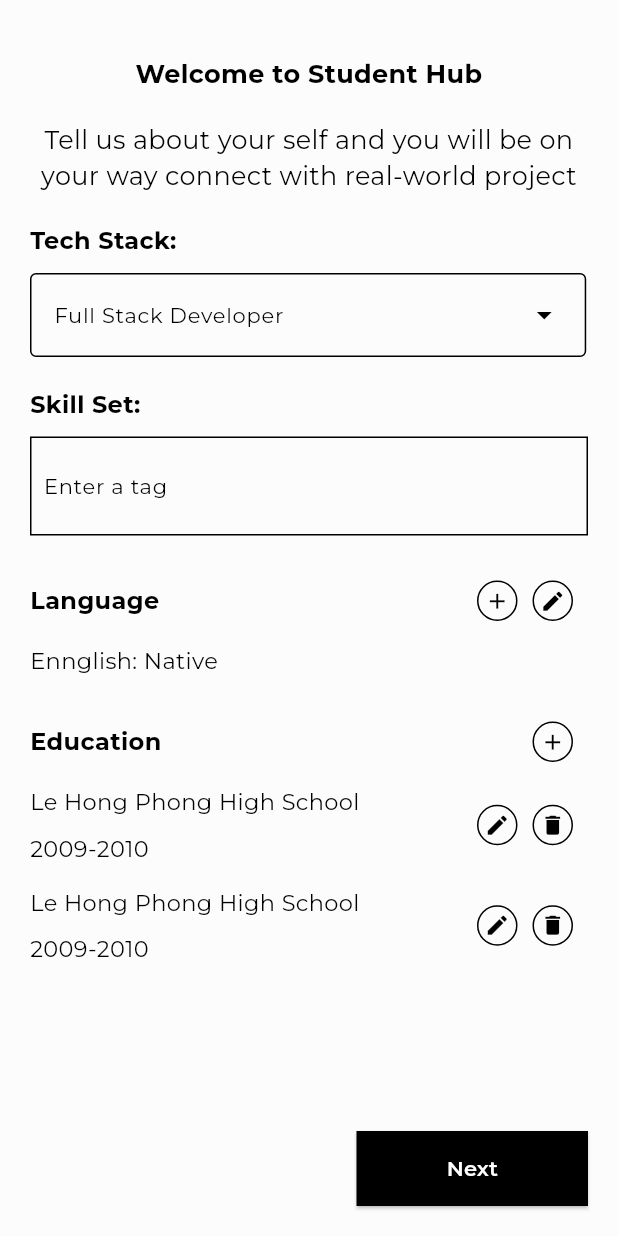
After one commit to rayleigh420/StudentHub, a Flutter app: the ProfileInput1 screen opened directly, on a phone screen of 412 x 824 dp. The commit adds this screen. Run offline on Flutter 3.47's test engine with Material 3 defaults, Android fonts, the phone set to English and light mode, and no system bars; our stand-ins replace another_flushbar, dio, event_bus, flutter_mobx, get_it, google_fonts and 5 more; missing offline and left inert: material_dialog, textfield_tags, xxtea; accounts and stored records are empty; generated files the repository leaves out were written again.

Commit message:
add & fix sth

```diff
--- a/lib/presentation/my_app.dart
+++ b/lib/presentation/my_app.dart
@@ -7,6 +7,7 @@ import 'package:boilerplate/presentation/input_login/input_login.dart';
 import 'package:boilerplate/presentation/login/login.dart';
 import 'package:boilerplate/presentation/login/store/login_store.dart';
 import 'package:boilerplate/presentation/navigations/bottomNavigationBar.dart';
+import 'package:boilerplate/presentation/profile_input/profile_input_1.dart';
 import 'package:boilerplate/presentation/signup/identity_signup/identity_signup.dart';
 import 'package:boilerplate/presentation/signup/input_signup/input_signup.dart';
 import 'package:boilerplate/utils/locale/app_localization.dart';
@@ -36,7 +37,7 @@ class MyApp extends StatelessWidget {
           debugShowCheckedModeBanner: false,
           title: Strings.appName,
           // theme: AppThemeData.darkThemeData,
-          theme: !_themeStore.darkMode
+          theme: _themeStore.darkMode
               ? AppThemeData.darkThemeData
               : AppThemeData.lightThemeData,
           routes: Routes.routes,
--- /dev/null
+++ b/lib/presentation/profile_input/profile_input_1.dart
@@ -0,0 +1,486 @@
+import 'dart:developer';
+
+import 'package:boilerplate/di/service_locator.dart';
+import 'package:boilerplate/presentation/home/store/theme/theme_store.dart';
+import 'package:flutter/cupertino.dart';
+import 'package:flutter/material.dart';
+import 'package:flutter/widgets.dart';
+import 'package:textfield_tags/textfield_tags.dart';
+
+class ProfileInput1 extends StatefulWidget {
+  const ProfileInput1({super.key});
+
+  @override
+  State<ProfileInput1> createState() => _ProfileInput1State();
+}
+
+const List<String> techStacks = <String>[
+  'Full Stack Developer',
+  'Dev Ops',
+  'Flutter Developer',
+  'React Native Developer',
+  'Android Developer',
+  'IOS Developer',
+];
+
+class _ProfileInput1State extends State<ProfileInput1> {
+  String techStacksValue = techStacks.first;
+  final List<String> skillsets = [];
+  final TextEditingController skillSetTextController = TextEditingController();
+  final FocusNode skillSetFocusNode = FocusNode();
+  final ThemeStore _themeStore = getIt<ThemeStore>();
+  Color borderColor = Colors.grey;
+  @override
+  void initState() {
+    super.initState();
+
+    // _themeStore.changeBrightnessToDark(false);
+    if (_themeStore.darkMode) {
+      borderColor = Colors.white;
+    } else {
+      borderColor = Colors.black;
+    }
+  }
+
+  @override
+  void dispose() {
+    super.dispose();
+  }
+
+  @override
+  Widget build(BuildContext context) {
+    return SafeArea(
+        child: Scaffold(
+      resizeToAvoidBottomInset: false,
+      body: Container(
+        padding: const EdgeInsets.all(20.0),
+        child: Column(
+          crossAxisAlignment: CrossAxisAlignment.stretch,
+          children: [
+            const SizedBox(height: 17.0),
+            Text(
+              'Welcome to Student Hub',
+              textAlign: TextAlign.center,
+              style: TextStyle(
+                fontSize: 17,
+                fontWeight: FontWeight.bold,
+              ),
+            ),
+            const SizedBox(height: 20.0),
+            Text(
+              'Tell us about your self and you will be on your way connect with real-world project',
+              textAlign: TextAlign.center,
+              style: TextStyle(
+                fontSize: 17,
+              ),
+            ),
+            const SizedBox(height: 20.0),
+            // const SizedBox(height: 17.0),
+            Text(
+              'Tech Stack:',
+              textAlign: TextAlign.start,
+              style: TextStyle(
+                fontSize: 16,
+                fontWeight: FontWeight.bold,
+              ),
+            ),
+            const SizedBox(height: 10.0),
+            DropdownMenu<String>(
+              onSelected: (value) {
+                setState(() {
+                  techStacksValue = value!;
+                });
+              },
+              width: MediaQuery.of(context).size.width * 0.9,
+              initialSelection: techStacks.first,
+              dropdownMenuEntries: techStacks
+                  .map<DropdownMenuEntry<String>>(
+                      (String value) => DropdownMenuEntry<String>(
+                            value: value,
+                            label: value,
+                          ))
+                  .toList(),
+            ),
+            const SizedBox(height: 20.0),
+            Text(
+              'Skill Set:',
+              textAlign: TextAlign.start,
+              style: TextStyle(
+                fontSize: 16,
+                fontWeight: FontWeight.bold,
+              ),
+            ),
+            const SizedBox(height: 10.0),
+            buildSkillsetSection(context),
+            const SizedBox(height: 30),
+            buildLanguage(context),
+            const SizedBox(height: 30),
+            buildEducation(context),
+            buildNext(context),
+            // Container(
+            //   height: 500,
+            //   decoration: BoxDecoration(
+            //     border: Border.all(
+            //       color: Colors.grey,
+            //       width: 1,
+            //     ),
+            //   ),
+            // ),
+          ],
+        ),
+      ),
+    ));
+  }
+
+  void addSkillSet() {
+    final newSkillSet = skillSetTextController.text.trim();
+    if (newSkillSet.isNotEmpty && !skillsets.contains(newSkillSet)) {
+      setState(() {
+        skillsets.add(newSkillSet);
+      });
+      skillSetTextController.clear();
+      skillSetFocusNode.requestFocus();
+    }
+  }
+
+  void _removeTag(int index) {
+    setState(() {
+      skillsets.removeAt(index);
+    });
+  }
+
+  Widget buildTags(BuildContext context) {
+    return Row(
+      children: [
+        Wrap(
+          spacing: 8.0,
+          runSpacing: 8.0,
+          children: List<Widget>.generate(
+            skillsets.length,
+            (i) => buildSkillsetItem(context, i),
+          ),
+        ),
+      ],
+    );
+  }
+
+  Widget buildSkillsetSection(BuildContext context) {
+    return Container(
+      padding: const EdgeInsets.all(8.0),
+      decoration: BoxDecoration(
+        border: Border.all(
+          color: borderColor,
+          width: 1,
+        ),
+      ),
+      child: Column(
+        children: [
+          Wrap(
+            children: [
+              for (int i = 0; i < skillsets.length; i++)
+                Padding(
+                  padding: const EdgeInsets.symmetric(horizontal: 4.0),
+                  child: Chip(
+                    label: Text(skillsets[i]),
+                    deleteIcon: Icon(
+                      Icons.close,
+                      size: 15,
+                    ),
+                    onDeleted: () => _removeTag(i),
+                  ),
+                ),
+              Row(
+                children: [
+                  Expanded(
+                    child: TextField(
+                      focusNode: skillSetFocusNode,
+                      onTapOutside: (event) {
+                        FocusScope.of(context).unfocus();
+                      },
+                      controller: skillSetTextController,
+                      decoration: InputDecoration(
+                        border: InputBorder.none,
+                        hintText: 'Enter a tag',
+                      ),
+                      onSubmitted: (_) {
+                        addSkillSet();
+                      },
+                    ),
+                  ),
+                ],
+              ),
+            ],
+          )
+        ],
+      ),
+    );
+  }
+
+  Widget buildSkillsetItem(BuildContext context, int i) {
+    return Padding(
+      padding: const EdgeInsets.symmetric(horizontal: 4.0),
+      child: Chip(
+        label: Text(skillsets[i]),
+        deleteIcon: Icon(Icons.close),
+        onDeleted: () => _removeTag(i),
+      ),
+    );
+  }
+
+  Widget buildLanguage(BuildContext) {
+    return Column(
+      crossAxisAlignment: CrossAxisAlignment.start,
+      children: [
+        Container(
+          child: Row(
+            crossAxisAlignment: CrossAxisAlignment.center,
+            // mainAxisAlignment: MainAxisAlignment.center,
+            children: [
+              Container(
+                width: MediaQuery.of(context).size.width * 0.65,
+                child: Column(
+                  crossAxisAlignment: CrossAxisAlignment.start,
+                  children: [
+                    Text(
+                      "Language",
+                      style: TextStyle(fontWeight: FontWeight.bold),
+                    ),
+                  ],
+                ),
+              ),
+              Expanded(
+                child: Container(
+                  padding: EdgeInsets.only(right: 10),
+                  // width: MediaQuery.of(context).size.width * 0.2,
+                  child: Row(
+                    mainAxisAlignment: MainAxisAlignment.end,
+                    children: [
+                      Container(
+                        decoration: BoxDecoration(
+                          border: Border.all(
+                            color: borderColor,
+                            width: 1,
+                          ),
+                          borderRadius: BorderRadius.circular(100),
+                        ),
+                        padding: const EdgeInsets.all(4.0),
+                        child: Icon(
+                          Icons.add,
+                          size: 17,
+                        ),
+                      ),
+                      const SizedBox(width: 10),
+                      Container(
+                        decoration: BoxDecoration(
+                          border: Border.all(
+                            color: borderColor,
+                            width: 1,
+                          ),
+                          borderRadius: BorderRadius.circular(100),
+                        ),
+                        padding: const EdgeInsets.all(4.0),
+                        child: Icon(
+                          Icons.edit,
+                          size: 17,
+                        ),
+                      ),
+                    ],
+                  ),
+                ),
+              )
+            ],
+          ),
+        ),
+        const SizedBox(height: 16),
+        const Text(
+          'Ennglish: Native',
+          textAlign: TextAlign.start,
+          style: TextStyle(
+            fontSize: 15,
+          ),
+        ),
+      ],
+    );
+  }
+
+  Widget buildEducation(BuildContext context) {
+    return Column(
+      crossAxisAlignment: CrossAxisAlignment.start,
+      children: [
+        Container(
+          child: Row(
+            crossAxisAlignment: CrossAxisAlignment.center,
+            // mainAxisAlignment: MainAxisAlignment.center,
+            children: [
+              Container(
+                width: MediaQuery.of(context).size.width * 0.65,
+                child: Column(
+                  crossAxisAlignment: CrossAxisAlignment.start,
+                  children: [
+                    Text(
+                      "Education",
+                      style: TextStyle(fontWeight: FontWeight.bold),
+                    ),
+                  ],
+                ),
+              ),
+              Expanded(
+                child: Container(
+                  padding: EdgeInsets.only(right: 10),
+                  // width: MediaQuery.of(context).size.width * 0.2,
+                  child: Row(
+                    mainAxisAlignment: MainAxisAlignment.end,
+                    children: [
+                      Container(
+                        decoration: BoxDecoration(
+                          border: Border.all(
+                            color: borderColor,
+                            width: 1,
+                          ),
+                          borderRadius: BorderRadius.circular(100),
+                        ),
+                        padding: const EdgeInsets.all(4.0),
+                        child: Icon(
+                          Icons.add,
+                          size: 17,
+                          weight: 100,
+                        ),
+                      ),
+                    ],
+                  ),
+                ),
+              )
+            ],
+          ),
+        ),
+        const SizedBox(height: 16),
+        buildEducationItem(context, 1),
+        buildEducationItem(context, 2)
+      ],
+    );
+  }
+
+  Widget buildEducationItem(BuildContext context, int index) {
+    return Container(
+      margin: EdgeInsets.only(bottom: 15),
+      child: Row(
+        children: [
+          Column(
+            crossAxisAlignment: CrossAxisAlignment.start,
+            children: [
+              Text(
+                'Le Hong Phong High School',
+                textAlign: TextAlign.start,
+                style: TextStyle(
+                  fontSize: 15,
+                ),
+              ),
+              const SizedBox(height: 10),
+              Text(
+                '2009-2010',
+                textAlign: TextAlign.start,
+                style: TextStyle(
+                  fontSize: 15,
+                ),
+              ),
+            ],
+          ),
+          Expanded(
+            child: Container(
+              padding: EdgeInsets.only(right: 10),
+              // width: MediaQuery.of(context).size.width * 0.2,
+              child: Row(
+                mainAxisAlignment: MainAxisAlignment.end,
+                children: [
+                  Container(
+                    decoration: BoxDecoration(
+                      border: Border.all(
+                        color: borderColor,
+                        width: 1,
+                      ),
+                      borderRadius: BorderRadius.circular(100),
+                    ),
+                    padding: const EdgeInsets.all(4.0),
+                    child: Icon(
+                      Icons.edit,
+                      size: 17,
+                      weight: 100,
+                    ),
+                  ),
+                  const SizedBox(width: 10),
+                  Container(
+                    decoration: BoxDecoration(
+                      border: Border.all(
+                        color: borderColor,
+                        width: 1,
+                      ),
+                      borderRadius: BorderRadius.circular(100),
+                    ),
+                    padding: const EdgeInsets.all(4.0),
+                    child: Icon(
+                      Icons.delete,
+                      size: 17,
+                      weight: 100,
+                    ),
+                  ),
+                ],
+              ),
+            ),
+          )
+        ],
+      ),
+    );
+  }
+
+  Widget buildNext(BuildContext context) {
+    return Expanded(
+      child: Column(
+        mainAxisAlignment: MainAxisAlignment.end,
+        crossAxisAlignment: CrossAxisAlignment.end,
+        children: [
+          ElevatedButton(
+            onPressed: () {},
+            child: Text("Next",
+                style: TextStyle(
+                    color: _themeStore.darkMode ? Colors.black : Colors.white)),
+            style: ButtonStyle(
+              backgroundColor: MaterialStateProperty.all<Color>(borderColor),
+              shape: MaterialStateProperty.all<RoundedRectangleBorder>(
+                  RoundedRectangleBorder(
+                      borderRadius: BorderRadius.circular(0),
+                      side: BorderSide(color: borderColor))),
+              padding: MaterialStateProperty.all(
+                EdgeInsets.symmetric(horizontal: 60, vertical: 15),
+              ),
+            ),
+          )
+        ],
+      ),
+      // child: Column(
+      //   mainAxisAlignment: MainAxisAlignment.end,
+      //   children: [
+      //     Container(
+      //       alignment: Alignment.bottomCenter,
+      //       child: Text("Dont have Student Hub account?"),
+      //     ),
+      //     GestureDetector(
+      //       onTap: () {
+      //         log("push");
+      //         // Navigator.of(context)
+      //         //     .pushReplacement(MaterialPageRoute(builder: (context) {
+      //         //   return const SignUpIdentity();
+      //         // }));
+      //       },
+      //       child: const Text(
+      //         "Sign Up",
+      //         style: TextStyle(
+      //           color: Color(0xFF4285F4),
+      //           fontWeight: FontWeight.bold,
+      //         ),
+      //       ),
+      //     )
+      //   ],
+      // ),
+    );
+  }
+}
--- a/pubspec.yaml
+++ b/pubspec.yaml
@@ -61,6 +61,7 @@ dependencies:
   # W
   # X
   xxtea: ^2.1.0
+  textfield_tags: ^2.1.1
   # Y
   # Z
 
```
